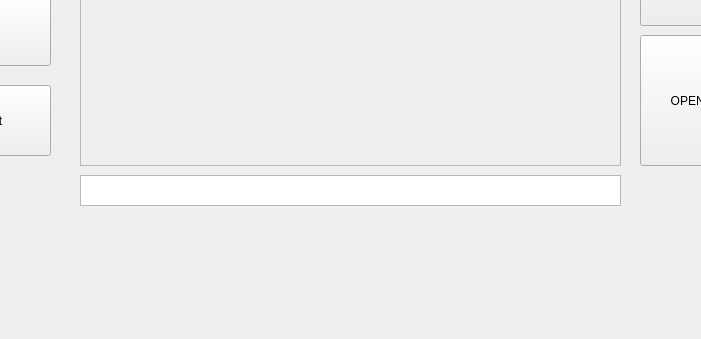
Above: MainWindow.ui from NaSko-bit/ServerVault before the change; both pictures show x 170 to 871 and y 265 to 604 of the 1001 by 604 pixel window. Below: the same form after it.
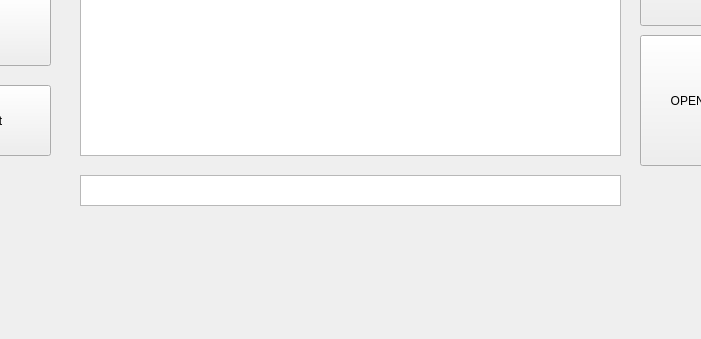
That is the form after the change.

Commit message: Changed the ScrollArea with QTableView object. Now the logs are visible through the database's table

```diff
--- a/MainWindow.ui
+++ b/MainWindow.ui
@@ -32,29 +32,6 @@
 PORT: 2000</string>
     </property>
    </widget>
-   <widget class="QScrollArea" name="scrollArea">
-    <property name="geometry">
-     <rect>
-      <x>250</x>
-      <y>30</y>
-      <width>541</width>
-      <height>401</height>
-     </rect>
-    </property>
-    <property name="widgetResizable">
-     <bool>true</bool>
-    </property>
-    <widget class="QWidget" name="scrollAreaWidgetContents">
-     <property name="geometry">
-      <rect>
-       <x>0</x>
-       <y>0</y>
-       <width>539</width>
-       <height>399</height>
-      </rect>
-     </property>
-    </widget>
-   </widget>
    <widget class="QPushButton" name="pushButton">
     <property name="geometry">
      <rect>
@@ -159,6 +136,16 @@
      <string>OPEN DATABASE</string>
     </property>
    </widget>
+   <widget class="QTableView" name="tableView">
+    <property name="geometry">
+     <rect>
+      <x>250</x>
+      <y>30</y>
+      <width>541</width>
+      <height>391</height>
+     </rect>
+    </property>
+   </widget>
   </widget>
   <widget class="QMenuBar" name="menubar">
    <property name="geometry">
```
The commit also changes 1 other file.
